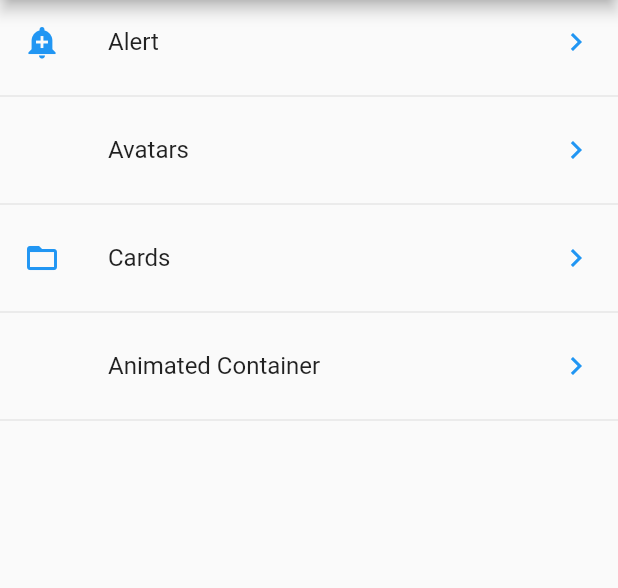
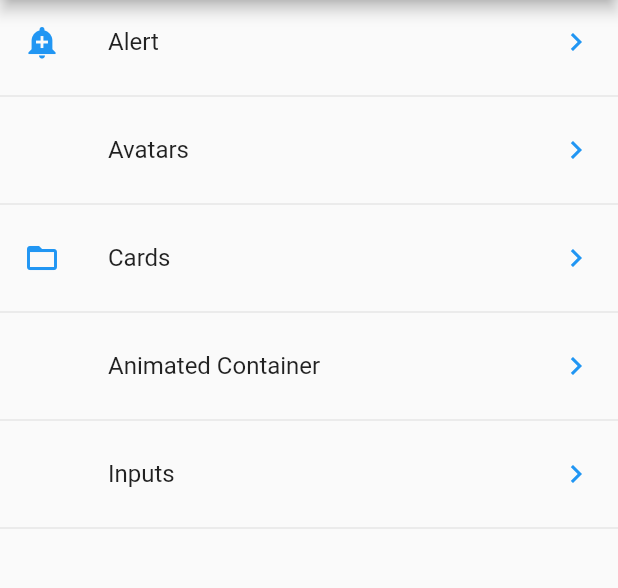
Before and after one commit to rodri2d2/FlutterComponents, a Flutter app: the screen it shows after launch, on a phone screen of 412 x 824 dp, the part 84-672 px from its top. Run offline on Flutter 3.47's test engine with Material 2 defaults, Android fonts, the phone set to English and light mode, and no system bars.

Commit message:
On INputs --> Create initial views stack

```diff
--- a/components/lib/src/routes/routes.dart
+++ b/components/lib/src/routes/routes.dart
@@ -1,5 +1,3 @@
-
-
 import 'package:flutter/material.dart';
 
 //Views
@@ -8,6 +6,7 @@ import 'package:components/src/views/Avatars/avatars_view.dart';
 import 'package:components/src/views/Home/home_view.dart';
 import 'package:components/src/views/Cards/card_view.dart';
 import 'package:components/src/views/AnimatedContainer/animated_container.dart';
+import 'package:components/src/views/Input/input_view.dart';
 
 
 ///This function returs every route on this app
@@ -19,6 +18,7 @@ Map<String, WidgetBuilder> getAppRoutes(){
     'alert'     : (BuildContext context)  => AlertView(),
     'avatar'    : (BuildContext context)  => AvatarstView(),
     'card'      : (BuildContext context)  => CardView(),
-    'animated'  : (BuildContext context)  => AnimatingContainer()
+    'animated'  : (BuildContext context)  => AnimatingContainer(),
+    'inputs'    : (BuildContext context)  => InputView()
   };
 }
--- a/components/lib/src/utils/util+iconToString.dart
+++ b/components/lib/src/utils/util+iconToString.dart
@@ -9,7 +9,8 @@ final _icons = <String, IconData>{
   "folder_open" : Icons.folder_open,
   "photo"       : Icons.photo_album,
   "container"   : Icons.takeout_dining_outlined,
-  "play"        : Icons.play_arrow
+  "play"        : Icons.play_arrow,
+  "input"       : Icons.input
 
 };
 
--- a/components/resourses/data/menu_options.json
+++ b/components/resourses/data/menu_options.json
@@ -20,6 +20,12 @@
             "route" : "animated",
             "icon" : "container",
             "text": "Animated Container"
+        },
+        {
+            "route" : "inputs",
+            "icon" : "input",
+            "text": "Inputs"
         }
+
     ]
 }
```
Also changed, not shown: components/lib/src/views/Input/input_view.dart (added, +20 -0 lines).
